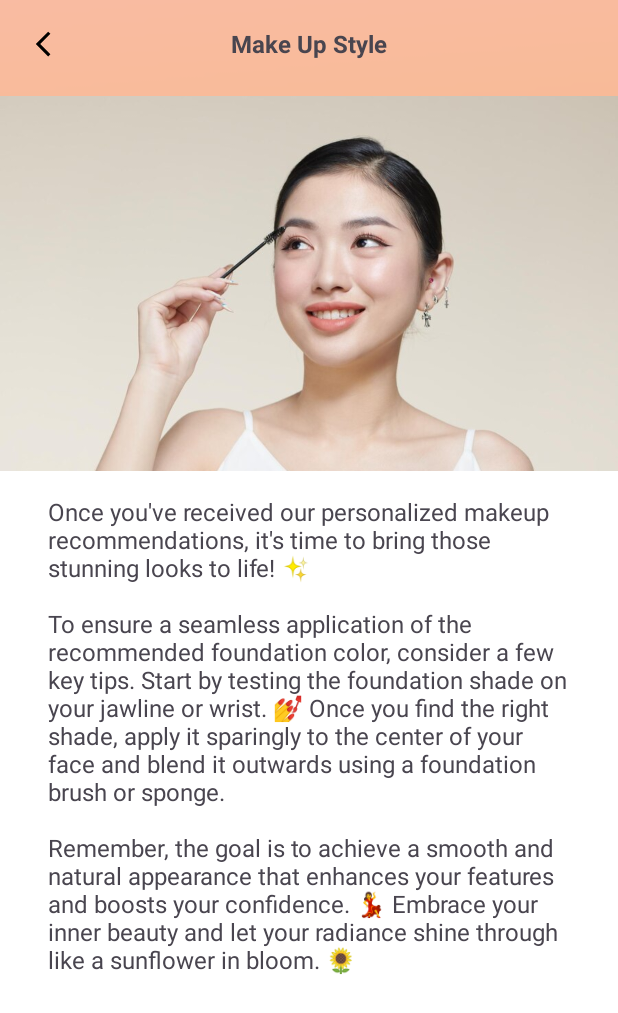
After one commit to MakeUpMate/FE_makeupmate, an Android app: the layout activity_detail.xml on its own in the app's theme, with its tools: preview values and no code run, on a phone screen of 412 x 824 dp. The commit adds this screen. Shown: the top 1013 px of the screen. Run offline under Robolectric (Android 15) with nearby library versions, the phone set to English and light mode, and no system bars.

Commit message:
add detail activiy and delay before post

```diff
--- a/app/src/main/AndroidManifest.xml
+++ b/app/src/main/AndroidManifest.xml
@@ -17,6 +17,9 @@
         android:supportsRtl="true"
         android:theme="@style/Theme.MakeUpMate"
         tools:targetApi="31">
+        <activity
+            android:name=".ui.DetailActivity"
+            android:exported="false" />
         <activity
             android:name=".ui.SignUpActivity"
             android:exported="false" />
--- a/app/src/main/java/com/example/makeupmate/data/ApiConfig.kt
+++ b/app/src/main/java/com/example/makeupmate/data/ApiConfig.kt
@@ -15,9 +15,9 @@ class ApiConfig {
             val loggingInterceptor =
                 HttpLoggingInterceptor().setLevel(HttpLoggingInterceptor.Level.BODY)
             val client = OkHttpClient.Builder()
-                .connectTimeout(2, TimeUnit.SECONDS)
-                .readTimeout(2, TimeUnit.SECONDS)
-                .writeTimeout(2, TimeUnit.SECONDS)
+/*                .connectTimeout(10, TimeUnit.SECONDS)
+                .readTimeout(10, TimeUnit.SECONDS)
+                .writeTimeout(10, TimeUnit.SECONDS)*/
                 .addInterceptor(loggingInterceptor)
                 .build()
             val retrofit = Retrofit.Builder()
--- /dev/null
+++ b/app/src/main/res/layout/activity_detail.xml
@@ -0,0 +1,64 @@
+<?xml version="1.0" encoding="utf-8"?>
+<ScrollView xmlns:android="http://schemas.android.com/apk/res/android"
+    xmlns:app="http://schemas.android.com/apk/res-auto"
+    xmlns:tools="http://schemas.android.com/tools"
+    android:layout_width="match_parent"
+    android:layout_height="match_parent"
+    android:background="@drawable/background_page"
+    tools:context=".ui.DetailActivity">
+
+    <androidx.constraintlayout.widget.ConstraintLayout
+        android:layout_width="match_parent"
+        android:layout_height="wrap_content">
+
+        <TextView
+            android:id="@+id/tv_style_desc"
+            android:layout_width="match_parent"
+            android:layout_height="wrap_content"
+            android:layout_marginStart="32dp"
+            android:layout_marginTop="16dp"
+            android:layout_marginEnd="32dp"
+            android:textSize="16sp"
+            android:text="@string/makeup_style_desc"
+            app:layout_constraintEnd_toEndOf="parent"
+            app:layout_constraintHorizontal_bias="0.0"
+            app:layout_constraintStart_toStartOf="parent"
+            app:layout_constraintTop_toBottomOf="@+id/img_style" />
+
+        <TextView
+            android:id="@+id/tv_detail_makeup"
+            android:layout_width="wrap_content"
+            android:layout_height="wrap_content"
+            android:layout_marginTop="18dp"
+            android:text="@string/make_up_style"
+            android:textSize="16sp"
+            android:textStyle="bold"
+            app:layout_constraintEnd_toEndOf="parent"
+            app:layout_constraintStart_toStartOf="parent"
+            app:layout_constraintTop_toTopOf="parent" />
+
+        <ImageView
+            android:id="@+id/btn_back"
+            android:layout_width="28dp"
+            android:layout_height="28dp"
+            android:layout_marginStart="16dp"
+            android:layout_marginTop="15dp"
+            app:layout_constraintStart_toStartOf="parent"
+            app:layout_constraintTop_toTopOf="parent"
+            app:srcCompat="@drawable/back_button"
+            android:contentDescription="@string/back_button" />
+
+        <ImageView
+            android:id="@+id/img_style"
+            android:layout_width="match_parent"
+            android:layout_height="250dp"
+            android:layout_marginTop="24dp"
+            android:contentDescription="@string/gambar_rekomen_style"
+            android:scaleType="centerCrop"
+            app:layout_constraintEnd_toEndOf="parent"
+            app:layout_constraintStart_toStartOf="parent"
+            app:layout_constraintTop_toBottomOf="@+id/tv_detail_makeup"
+            app:srcCompat="@drawable/img_analyze1" />
+
+    </androidx.constraintlayout.widget.ConstraintLayout>
+</ScrollView>
--- a/app/src/main/res/layout/activity_rekom.xml
+++ b/app/src/main/res/layout/activity_rekom.xml
@@ -16,7 +16,7 @@
             android:layout_width="wrap_content"
             android:layout_height="wrap_content"
             android:layout_marginTop="18dp"
-            android:text="@string/rekomendation"
+            android:text="@string/recommendation"
             android:textSize="16sp"
             android:textStyle="bold"
             app:layout_constraintEnd_toEndOf="parent"
@@ -299,7 +299,7 @@
                 android:paddingStart="20dp"
                 android:paddingBottom="15dp"
                 android:shadowColor="@color/black"
-                android:text="@string/third_recommendatipm"
+                android:text="@string/third_recommendation"
                 android:textColor="@color/white"
                 android:textSize="16sp"
                 android:textStyle="bold" />
--- a/app/src/main/res/values/strings.xml
+++ b/app/src/main/res/values/strings.xml
@@ -78,7 +78,7 @@
     <string name="image_preview">image preview</string>
     <string name="delete">Delete</string>
     <string name="confirm">Confirm</string>
-    <string name="rekomendation">Rekomendation</string>
+    <string name="recommendation">Recommendation</string>
     <string name="line">line</string>
     <string name="your_skin_tone_is">Your Skin Tone is</string>
     <string name="there_our_recommendation">There our Recommendation</string>
@@ -87,7 +87,13 @@
     <string name="gambar_rekomen_style">gambar rekomen style</string>
     <string name="best_match">Best Match</string>
     <string name="second_recommendation">Second Recommendation</string>
-    <string name="third_recommendatipm">Third Recommendatipm</string>
+    <string name="third_recommendation">Third Recommendation</string>
     <string name="logo">logo</string>
     <string name="ilustrasi">ilustrasi</string>
+    <string name="make_up_style">Make Up Style</string>
+    <string name="makeup_style_desc">Once you\'ve received our personalized makeup recommendations, it\'s time to bring those stunning looks to life! ✨
+    \n\nTo ensure a seamless application of the recommended foundation color, consider a few key tips. Start by testing the foundation shade on your jawline or wrist. 💅 Once you find the right shade, apply it sparingly to the center of your face and blend it outwards using a foundation brush or sponge.
+    \n\nRemember, the goal is to achieve a smooth and natural appearance that enhances your features and boosts your confidence. 💃 Embrace your inner beauty and let your radiance shine through like a sunflower in bloom. 🌻
+</string>
+
 </resources>
```
Also changed, not shown: app/src/main/java/com/example/makeupmate/RekomViewModel.kt (+12 -6 lines), app/src/main/java/com/example/makeupmate/ui/DetailActivity.kt (added, +30 -0 lines), app/src/main/java/com/example/makeupmate/ui/RekomActivity.kt (+16 -2 lines).
